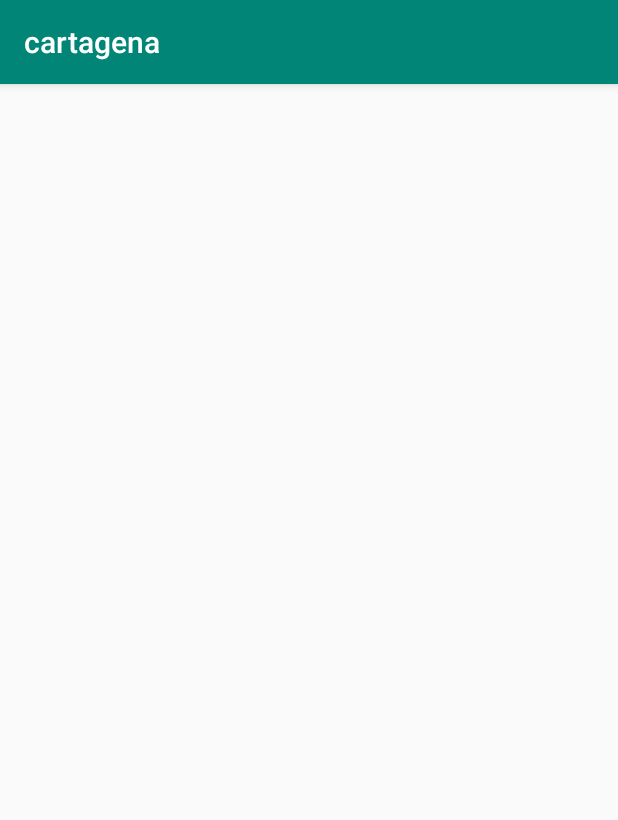
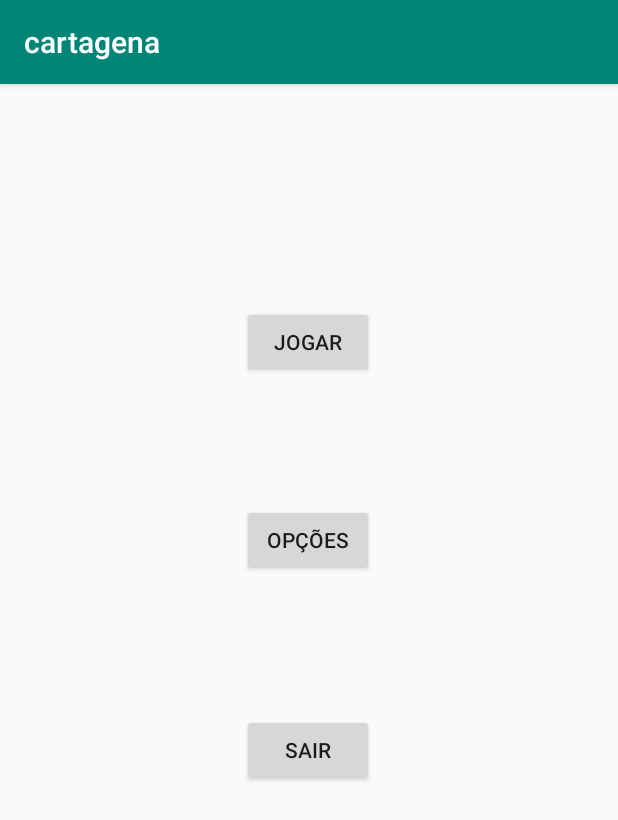
Before and after one commit to calineri/cartagena, an Android app: the screen it shows after launch (MainActivity), on a phone screen of 412 x 824 dp. Shown: the top 820 px of the screen. Run offline under Robolectric (Android 15) with nearby library versions, the phone set to English and light mode, and no system bars.

Commit message:
criado layout inicial

```diff
--- a/app/src/main/java/com/br/senac/ppdm/cartagena/MainActivity.java
+++ b/app/src/main/java/com/br/senac/ppdm/cartagena/MainActivity.java
@@ -3,12 +3,25 @@ package com.br.senac.ppdm.cartagena;
 import androidx.appcompat.app.AppCompatActivity;
 
 import android.os.Bundle;
+import android.view.View;
+import android.widget.Button;
 
 public class MainActivity extends AppCompatActivity {
+
+    Button btnJogar;
+    Button btnOpcoes;
+    Button btnSair;
 
     @Override
     protected void onCreate(Bundle savedInstanceState) {
         super.onCreate(savedInstanceState);
         setContentView(R.layout.activity_main);
+
+        btnJogar = findViewById(R.id.btnJogar);
+        btnOpcoes = findViewById(R.id.btnOpcoes);
+        btnSair = findViewById(R.id.btnSair);
+
+
+
     }
 }
--- a/app/src/main/res/layout/activity_main.xml
+++ b/app/src/main/res/layout/activity_main.xml
@@ -6,4 +6,42 @@
     android:layout_height="match_parent"
     tools:context=".MainActivity">
 
+    <Button
+        android:id="@+id/btnJogar"
+        android:layout_width="wrap_content"
+        android:layout_height="wrap_content"
+        android:layout_marginStart="8dp"
+        android:layout_marginTop="148dp"
+        android:layout_marginEnd="8dp"
+        android:text="Jogar"
+        app:layout_constraintEnd_toEndOf="parent"
+        app:layout_constraintHorizontal_bias="0.498"
+        app:layout_constraintStart_toStartOf="parent"
+        app:layout_constraintTop_toTopOf="parent" />
+
+    <Button
+        android:id="@+id/btnOpcoes"
+        android:layout_width="wrap_content"
+        android:layout_height="wrap_content"
+        android:layout_marginStart="8dp"
+        android:layout_marginTop="84dp"
+        android:layout_marginEnd="8dp"
+        android:text="Opções"
+        app:layout_constraintEnd_toEndOf="parent"
+        app:layout_constraintHorizontal_bias="0.498"
+        app:layout_constraintStart_toStartOf="parent"
+        app:layout_constraintTop_toBottomOf="@+id/btnJogar" />
+
+    <Button
+        android:id="@+id/btnSair"
+        android:layout_width="wrap_content"
+        android:layout_height="wrap_content"
+        android:layout_marginStart="8dp"
+        android:layout_marginTop="92dp"
+        android:layout_marginEnd="8dp"
+        android:text="Sair"
+        app:layout_constraintEnd_toEndOf="parent"
+        app:layout_constraintHorizontal_bias="0.498"
+        app:layout_constraintStart_toStartOf="parent"
+        app:layout_constraintTop_toBottomOf="@+id/btnOpcoes" />
 </androidx.constraintlayout.widget.ConstraintLayout>
```
